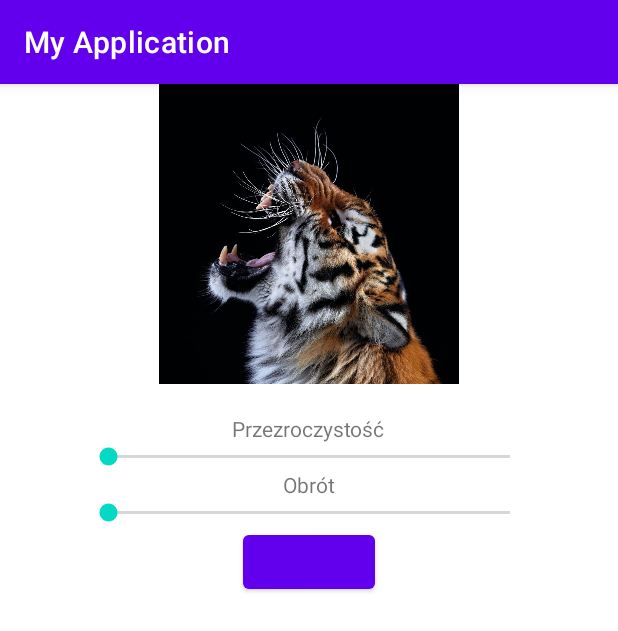
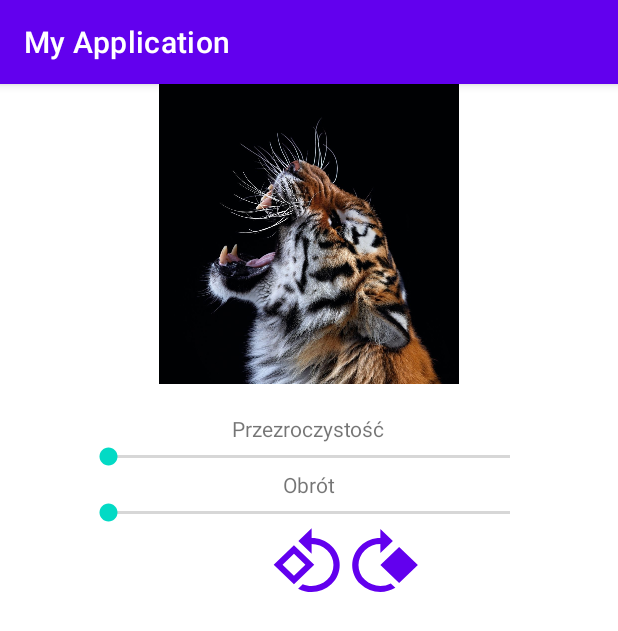
Before and after one commit to lukasz0307/edytor_zdjec, an Android app: the screen it shows after launch (MainActivity), on a phone screen of 412 x 824 dp. Shown: the top 631 px of the screen. Run offline under Robolectric (Android 15) with nearby library versions, the phone set to English and light mode, and no system bars.

Commit message:
obrót zrobiony

```diff
--- a/app/src/main/java/com/example/myapplication/MainActivity.java
+++ b/app/src/main/java/com/example/myapplication/MainActivity.java
@@ -11,7 +11,7 @@ import android.widget.TextView;
 
 public class MainActivity extends AppCompatActivity {
 float transparency;
-float rotateX;
+int rotation;
     @Override
     protected void onCreate(Bundle savedInstanceState) {
         super.onCreate(savedInstanceState);
@@ -41,8 +41,9 @@ float rotateX;
         seekBar_rotate.setOnSeekBarChangeListener(new SeekBar.OnSeekBarChangeListener() {
         @Override
         public void onProgressChanged(SeekBar seekBar, int progress, boolean fromUser) {
-           rotateX= (float) (progress*0.1);
-           imageview.setRotationY(rotateX);
+           rotation= progress;
+           imageview.setRotation(rotation);
+
         }
 
         @Override
@@ -56,10 +57,13 @@ float rotateX;
         }
     });
     }
-    public void click(View view){
-        TextView text=(TextView) findViewById(R.id.text);
+    public void left_rotation(View view){
+        ImageView imageview=(ImageView) findViewById(R.id.image);
+        imageview.setRotation(imageview.getRotation()-90);
+    }
 
-
-
+    public void right_rotation(View view){
+        ImageView imageview=(ImageView) findViewById(R.id.image);
+        imageview.setRotation(imageview.getRotation()+90);
     }
 }
--- /dev/null
+++ b/app/src/main/res/drawable/ic_baseline_rotate_90_degrees_ccw_24.xml
@@ -0,0 +1,5 @@
+<vector android:height="24dp" android:tint="#107957"
+    android:viewportHeight="24" android:viewportWidth="24"
+    android:width="24dp" xmlns:android="http://schemas.android.com/apk/res/android">
+    <path android:fillColor="@android:color/white" android:pathData="M7.34,6.41L0.86,12.9l6.49,6.48 6.49,-6.48 -6.5,-6.49zM3.69,12.9l3.66,-3.66L11,12.9l-3.66,3.66 -3.65,-3.66zM19.36,6.64C17.61,4.88 15.3,4 13,4L13,0.76L8.76,5 13,9.24L13,6c1.79,0 3.58,0.68 4.95,2.05 2.73,2.73 2.73,7.17 0,9.9C16.58,19.32 14.79,20 13,20c-0.97,0 -1.94,-0.21 -2.84,-0.61l-1.49,1.49C10.02,21.62 11.51,22 13,22c2.3,0 4.61,-0.88 6.36,-2.64 3.52,-3.51 3.52,-9.21 0,-12.72z"/>
+</vector>
--- /dev/null
+++ b/app/src/main/res/drawable/ic_baseline_rotate_90_degrees_cw_24.xml
@@ -0,0 +1,5 @@
+<vector android:height="24dp" android:tint="#107957"
+    android:viewportHeight="24" android:viewportWidth="24"
+    android:width="24dp" xmlns:android="http://schemas.android.com/apk/res/android">
+    <path android:fillColor="@android:color/white" android:pathData="M4.64,19.37c3.03,3.03 7.67,3.44 11.15,1.25l-1.46,-1.46c-2.66,1.43 -6.04,1.03 -8.28,-1.21c-2.73,-2.73 -2.73,-7.17 0,-9.9C7.42,6.69 9.21,6.03 11,6.03V9l4,-4l-4,-4v3.01c-2.3,0 -4.61,0.87 -6.36,2.63C1.12,10.15 1.12,15.85 4.64,19.37zM11,13l6,6l6,-6l-6,-6L11,13z"/>
+</vector>
--- a/app/src/main/res/layout/activity_main.xml
+++ b/app/src/main/res/layout/activity_main.xml
@@ -45,14 +45,27 @@
         android:id="@+id/rotate"
         android:layout_centerHorizontal="true"
         android:layout_below="@id/text2"
+        android:min="0"
+        android:max="360"
         />
     <Button
-        android:layout_width="wrap_content"
+        android:layout_width="50dp"
         android:layout_height="wrap_content"
         android:layout_below="@+id/rotate"
         android:layout_centerHorizontal="true"
-        android:onClick="click"
-        android:id="@+id/but"
+        android:onClick="left_rotation"
+        android:id="@+id/rotate_left"
+        android:background="@drawable/ic_baseline_rotate_90_degrees_ccw_24"
+        />
+    <Button
+        android:layout_width="50dp"
+        android:layout_height="wrap_content"
+        android:layout_below="@+id/rotate"
+        android:layout_toRightOf="@+id/rotate_left"
+        android:onClick="right_rotation"
+        android:id="@+id/rotate_right"
+        android:background="@drawable/ic_baseline_rotate_90_degrees_cw_24"
         />
 
+
 </RelativeLayout>
```
